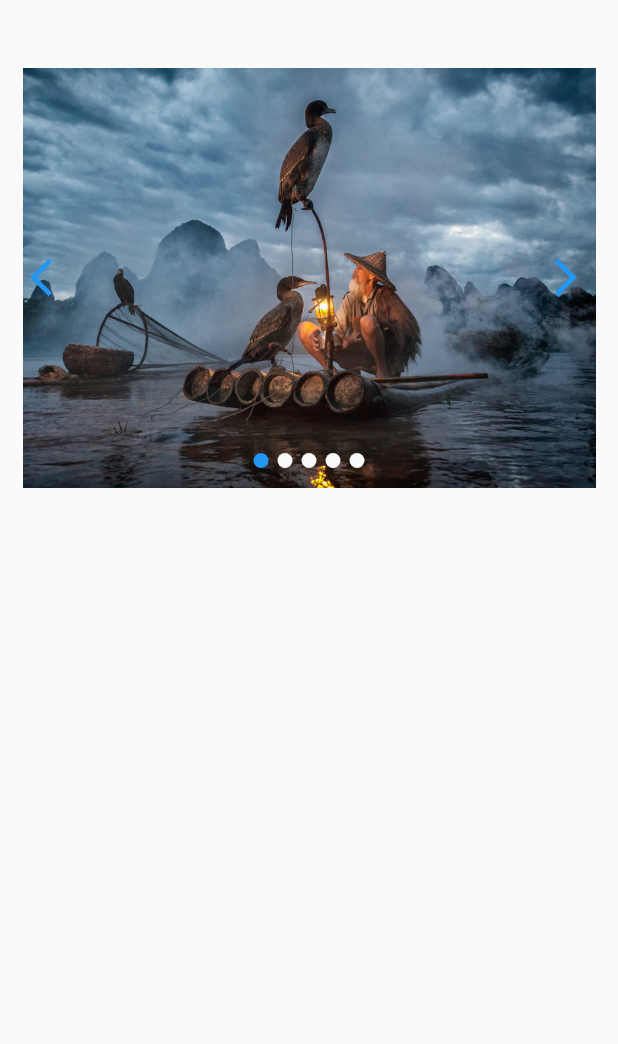
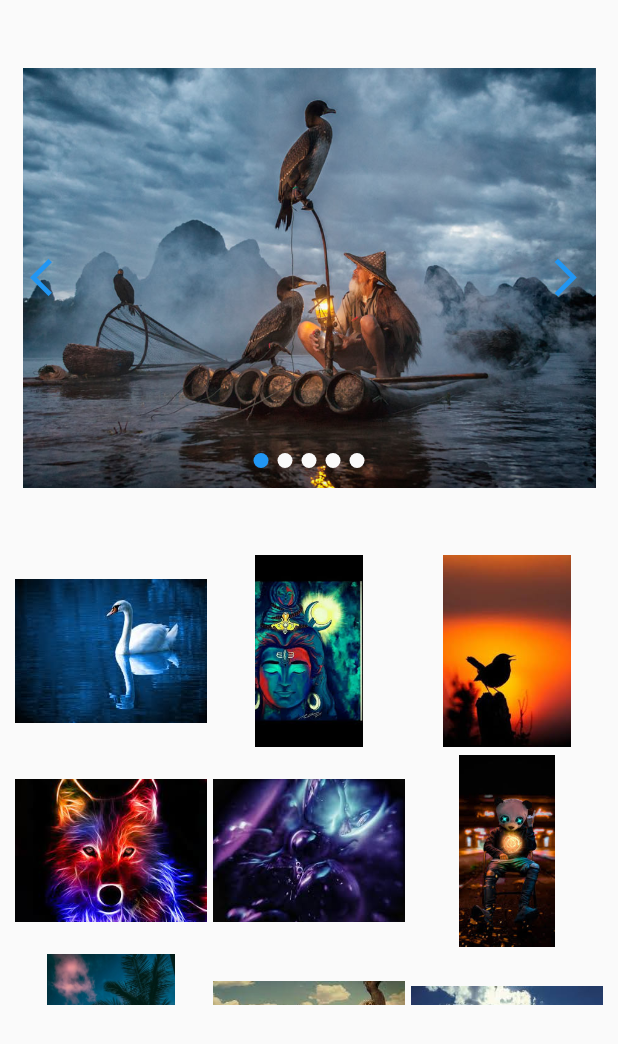
Before and after one commit to riyatyagi2021/fluttertraining, a Flutter app: the ThirdPage screen opened directly, on a phone screen of 412 x 824 dp. Shown: the top 1044 px of the screen. Run offline on Flutter 3.47's test engine with Material 2 defaults, Android fonts, the phone set to English and light mode, and no system bars; drawn by our look-alikes of card_swiper; our stand-ins replace eva_icons_flutter.

```diff
--- a/flutterprojects/lib/pagesdrawer/thirdpage.dart
+++ b/flutterprojects/lib/pagesdrawer/thirdpage.dart
@@ -10,17 +10,66 @@ class ThirdPage extends StatefulWidget {
 }
 
 class _ThirdPageState extends State<ThirdPage> {
+
+  List<String> images=[
+    'assets/images/gi1.jpeg',
+    'assets/images/gi2.jpeg',
+    'assets/images/gi3.jpeg',
+    'assets/images/gi4.jpeg',
+    'assets/images/gi5.jpeg',
+    'assets/images/gi6.jpeg',
+    'assets/images/wall2.jpeg',
+    'assets/images/hi.jpeg',
+    'assets/images/cl.jpeg',
+    'assets/images/picture1.jpg',
+    'assets/images/gi1.jpeg',
+    'assets/images/gi2.jpeg',
+    'assets/images/gi3.jpeg',
+    'assets/images/gi4.jpeg',
+    'assets/images/gi5.jpeg',
+    'assets/images/gi6.jpeg',
+    'assets/images/wall2.jpeg',
+    'assets/images/hi.jpeg',
+    'assets/images/cl.jpeg',
+    'assets/images/picture1.jpg',
+  ];
+
+
+
+
   @override
   Widget build(BuildContext context) {
     return Scaffold(
       body:  Container(
+        child: Column(
+          children: [
+            Container(
                 padding: EdgeInsets.all(10),
                 margin: EdgeInsets.symmetric(vertical: 35,horizontal: 5),
                 alignment: Alignment.center,
                 constraints: BoxConstraints.expand(
                     height: 300
                 ),
-          child: imageSlider(context)),
+                child: imageSlider(context)
+            ),
+            Container(
+              height: 300,
+              padding: EdgeInsets.only(left: 10,right: 10),
+              child: GridView.builder(
+                itemCount:images.length ,
+                  gridDelegate: SliverGridDelegateWithFixedCrossAxisCount(
+                      crossAxisCount: 3,
+                    crossAxisSpacing: 4,
+                    mainAxisSpacing: 5
+                  ),
+                  itemBuilder: (BuildContext context, int index){
+              return Image.asset(images[index]);
+              },
+              ),
+            )
+          ],
+        ),
+             ),
     );
 
   }
```
Also changed, not shown: flutterprojects/assets/images/cl.jpeg (added), flutterprojects/assets/images/gi1.jpeg (added), flutterprojects/assets/images/gi2.jpeg (added), flutterprojects/assets/images/gi3.jpeg (added), flutterprojects/assets/images/gi4.jpeg (added), flutterprojects/assets/images/gi5.jpeg (added), flutterprojects/assets/images/gi6.jpeg (added). Lines whose indentation alone changed are shown as unchanged.
